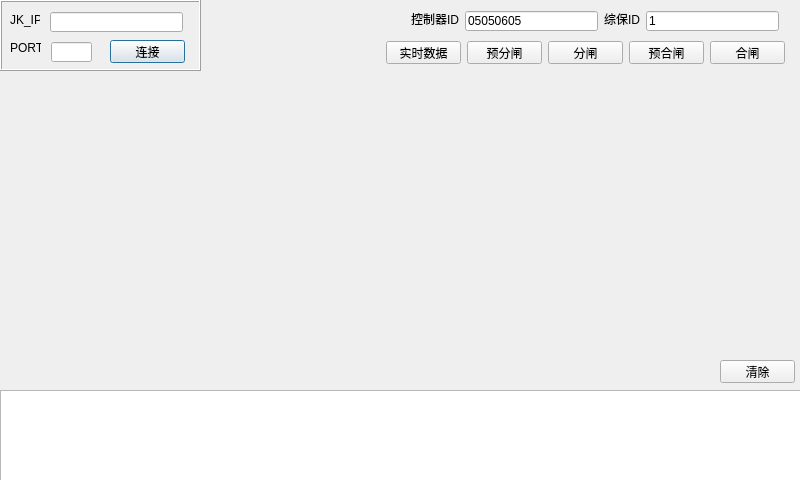
Above: main.ui from Gyroxp/cq1504_pc_can_py before the change. Below: the same form after it.
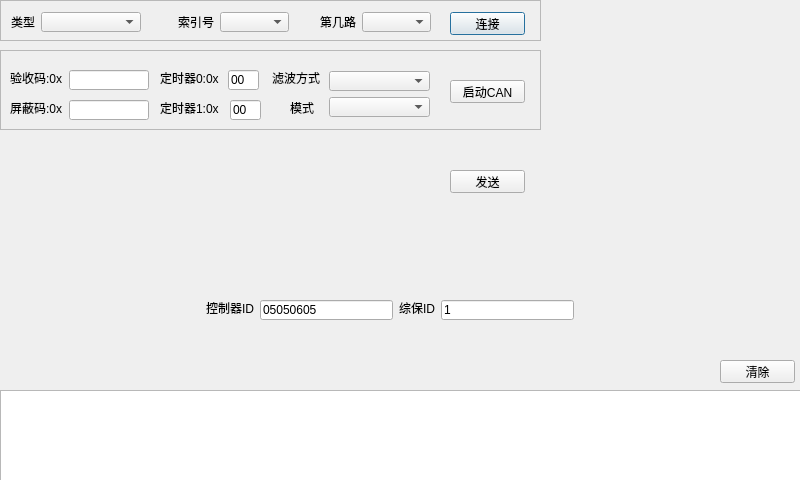
That is the form after the change.

```diff
--- a/main.ui
+++ b/main.ui
@@ -13,78 +13,95 @@
   <property name="windowTitle">
    <string>CQ1504_PC</string>
   </property>
-  <widget class="QLineEdit" name="lineEdit_IP">
-   <property name="geometry">
-    <rect>
-     <x>50</x>
-     <y>12</y>
-     <width>133</width>
-     <height>20</height>
-    </rect>
-   </property>
-   <property name="text">
-    <string/>
-   </property>
-  </widget>
-  <widget class="QLabel" name="label">
-   <property name="geometry">
-    <rect>
-     <x>10</x>
-     <y>12</y>
-     <width>30</width>
-     <height>16</height>
-    </rect>
-   </property>
-   <property name="text">
-    <string>JK_IP</string>
-   </property>
-  </widget>
   <widget class="QFrame" name="frame">
    <property name="geometry">
     <rect>
      <x>0</x>
      <y>0</y>
-     <width>201</width>
-     <height>71</height>
+     <width>541</width>
+     <height>41</height>
     </rect>
    </property>
    <property name="frameShape">
-    <enum>QFrame::Box</enum>
+    <enum>QFrame::StyledPanel</enum>
    </property>
    <property name="frameShadow">
-    <enum>QFrame::Raised</enum>
+    <enum>QFrame::Plain</enum>
    </property>
    <widget class="QLabel" name="label_2">
     <property name="geometry">
      <rect>
-      <x>10</x>
-      <y>40</y>
-      <width>31</width>
+      <x>178</x>
+      <y>14</y>
+      <width>36</width>
       <height>16</height>
      </rect>
     </property>
     <property name="text">
-     <string>PORT</string>
+     <string>索引号</string>
     </property>
    </widget>
-   <widget class="QLineEdit" name="lineEdit_port">
+   <widget class="QLabel" name="label">
     <property name="geometry">
      <rect>
-      <x>51</x>
-      <y>42</y>
-      <width>41</width>
+      <x>11</x>
+      <y>14</y>
+      <width>24</width>
+      <height>16</height>
+     </rect>
+    </property>
+    <property name="text">
+     <string>类型</string>
+    </property>
+   </widget>
+   <widget class="QComboBox" name="cmb_devType">
+    <property name="geometry">
+     <rect>
+      <x>41</x>
+      <y>12</y>
+      <width>100</width>
       <height>20</height>
      </rect>
     </property>
+   </widget>
+   <widget class="QComboBox" name="cmb_devIndex">
+    <property name="geometry">
+     <rect>
+      <x>220</x>
+      <y>12</y>
+      <width>69</width>
+      <height>20</height>
+     </rect>
+    </property>
+   </widget>
+   <widget class="QLabel" name="label_5">
+    <property name="geometry">
+     <rect>
+      <x>320</x>
+      <y>14</y>
+      <width>36</width>
+      <height>16</height>
+     </rect>
+    </property>
     <property name="text">
-     <string/>
+     <string>第几路</string>
+    </property>
+   </widget>
+   <widget class="QComboBox" name="cmb_Chn">
+    <property name="geometry">
+     <rect>
+      <x>362</x>
+      <y>12</y>
+      <width>69</width>
+      <height>20</height>
+     </rect>
     </property>
    </widget>
    <widget class="QPushButton" name="pushBtn_connect">
     <property name="geometry">
      <rect>
-      <x>110</x>
-      <y>40</y>
+      <x>450</x>
+      <y>12</y>
       <width>75</width>
       <height>23</height>
      </rect>
@@ -97,8 +114,8 @@
   <widget class="QLabel" name="label_3">
    <property name="geometry">
     <rect>
-     <x>411</x>
-     <y>11</y>
+     <x>206</x>
+     <y>300</y>
      <width>48</width>
      <height>16</height>
     </rect>
@@ -110,8 +127,8 @@
   <widget class="QLabel" name="label_4">
    <property name="geometry">
     <rect>
-     <x>604</x>
-     <y>11</y>
+     <x>399</x>
+     <y>300</y>
      <width>36</width>
      <height>16</height>
     </rect>
@@ -123,8 +140,8 @@
   <widget class="QLineEdit" name="lineEdit_GPID">
    <property name="geometry">
     <rect>
-     <x>646</x>
-     <y>11</y>
+     <x>441</x>
+     <y>300</y>
      <width>133</width>
      <height>20</height>
     </rect>
@@ -143,74 +160,11 @@
     </rect>
    </property>
   </widget>
-  <widget class="QPushButton" name="pushBtn_PreSwOff">
-   <property name="geometry">
-    <rect>
-     <x>467</x>
-     <y>41</y>
-     <width>75</width>
-     <height>23</height>
-    </rect>
-   </property>
-   <property name="text">
-    <string>预分闸</string>
-   </property>
-  </widget>
-  <widget class="QPushButton" name="pushBtn_ExecSwOff">
-   <property name="geometry">
-    <rect>
-     <x>548</x>
-     <y>41</y>
-     <width>75</width>
-     <height>23</height>
-    </rect>
-   </property>
-   <property name="text">
-    <string>分闸</string>
-   </property>
-  </widget>
-  <widget class="QPushButton" name="pushBtn_PreSwOn">
-   <property name="geometry">
-    <rect>
-     <x>629</x>
-     <y>41</y>
-     <width>75</width>
-     <height>23</height>
-    </rect>
-   </property>
-   <property name="text">
-    <string>预合闸</string>
-   </property>
-  </widget>
-  <widget class="QPushButton" name="pushBtn_ExecSwOn">
-   <property name="geometry">
-    <rect>
-     <x>710</x>
-     <y>41</y>
-     <width>75</width>
-     <height>23</height>
-    </rect>
-   </property>
-   <property name="text">
-    <string>合闸</string>
-   </property>
-  </widget>
-  <widget class="QWidget" name="layoutWidget">
-   <property name="geometry">
-    <rect>
-     <x>0</x>
-     <y>0</y>
-     <width>2</width>
-     <height>2</height>
-    </rect>
-   </property>
-   <layout class="QGridLayout" name="gridLayout"/>
-  </widget>
   <widget class="QLineEdit" name="lineEdit_TCID">
    <property name="geometry">
     <rect>
-     <x>465</x>
-     <y>11</y>
+     <x>260</x>
+     <y>300</y>
      <width>133</width>
      <height>20</height>
     </rect>
@@ -219,19 +173,6 @@
     <string>05050605</string>
    </property>
   </widget>
-  <widget class="QPushButton" name="pushBtn_getRealData">
-   <property name="geometry">
-    <rect>
-     <x>386</x>
-     <y>41</y>
-     <width>75</width>
-     <height>23</height>
-    </rect>
-   </property>
-   <property name="text">
-    <string>实时数据</string>
-   </property>
-  </widget>
   <widget class="QPushButton" name="pushBtn_clrStatus">
    <property name="geometry">
     <rect>
@@ -245,7 +186,202 @@
     <string>清除</string>
    </property>
   </widget>
-  <zorder>layoutWidget</zorder>
+  <widget class="QLineEdit" name="lineEdit_AccCode">
+   <property name="geometry">
+    <rect>
+     <x>69</x>
+     <y>70</y>
+     <width>80</width>
+     <height>20</height>
+    </rect>
+   </property>
+   <property name="text">
+    <string/>
+   </property>
+  </widget>
+  <widget class="QLabel" name="label_6">
+   <property name="geometry">
+    <rect>
+     <x>10</x>
+     <y>70</y>
+     <width>54</width>
+     <height>16</height>
+    </rect>
+   </property>
+   <property name="text">
+    <string>验收码:0x</string>
+   </property>
+  </widget>
+  <widget class="QLineEdit" name="lineEdit_AccMask">
+   <property name="geometry">
+    <rect>
+     <x>69</x>
+     <y>100</y>
+     <width>80</width>
+     <height>20</height>
+    </rect>
+   </property>
+   <property name="text">
+    <string/>
+   </property>
+  </widget>
+  <widget class="QLabel" name="label_7">
+   <property name="geometry">
+    <rect>
+     <x>10</x>
+     <y>100</y>
+     <width>54</width>
+     <height>16</height>
+    </rect>
+   </property>
+   <property name="text">
+    <string>屏蔽码:0x</string>
+   </property>
+  </widget>
+  <widget class="QLineEdit" name="lineEdit_Time0">
+   <property name="geometry">
+    <rect>
+     <x>228</x>
+     <y>70</y>
+     <width>31</width>
+     <height>20</height>
+    </rect>
+   </property>
+   <property name="text">
+    <string>00</string>
+   </property>
+  </widget>
+  <widget class="QLabel" name="label_8">
+   <property name="geometry">
+    <rect>
+     <x>160</x>
+     <y>70</y>
+     <width>60</width>
+     <height>16</height>
+    </rect>
+   </property>
+   <property name="text">
+    <string>定时器0:0x</string>
+   </property>
+  </widget>
+  <widget class="QLabel" name="label_9">
+   <property name="geometry">
+    <rect>
+     <x>160</x>
+     <y>100</y>
+     <width>60</width>
+     <height>16</height>
+    </rect>
+   </property>
+   <property name="text">
+    <string>定时器1:0x</string>
+   </property>
+  </widget>
+  <widget class="QLineEdit" name="lineEdit_Time1">
+   <property name="geometry">
+    <rect>
+     <x>230</x>
+     <y>100</y>
+     <width>31</width>
+     <height>20</height>
+    </rect>
+   </property>
+   <property name="text">
+    <string>00</string>
+   </property>
+  </widget>
+  <widget class="QLabel" name="label_10">
+   <property name="geometry">
+    <rect>
+     <x>272</x>
+     <y>70</y>
+     <width>48</width>
+     <height>16</height>
+    </rect>
+   </property>
+   <property name="text">
+    <string>滤波方式</string>
+   </property>
+  </widget>
+  <widget class="QLabel" name="label_11">
+   <property name="geometry">
+    <rect>
+     <x>290</x>
+     <y>100</y>
+     <width>24</width>
+     <height>16</height>
+    </rect>
+   </property>
+   <property name="text">
+    <string>模式</string>
+   </property>
+  </widget>
+  <widget class="QComboBox" name="cmb_Filter">
+   <property name="geometry">
+    <rect>
+     <x>329</x>
+     <y>71</y>
+     <width>101</width>
+     <height>20</height>
+    </rect>
+   </property>
+  </widget>
+  <widget class="QComboBox" name="cmb_Mode">
+   <property name="geometry">
+    <rect>
+     <x>329</x>
+     <y>97</y>
+     <width>101</width>
+     <height>20</height>
+    </rect>
+   </property>
+  </widget>
+  <widget class="QPushButton" name="pushBtn_startCAN">
+   <property name="geometry">
+    <rect>
+     <x>450</x>
+     <y>80</y>
+     <width>75</width>
+     <height>23</height>
+    </rect>
+   </property>
+   <property name="text">
+    <string>启动CAN</string>
+   </property>
+  </widget>
+  <widget class="QFrame" name="frame_3">
+   <property name="geometry">
+    <rect>
+     <x>0</x>
+     <y>50</y>
+     <width>541</width>
+     <height>80</height>
+    </rect>
+   </property>
+   <property name="frameShape">
+    <enum>QFrame::StyledPanel</enum>
+   </property>
+   <property name="frameShadow">
+    <enum>QFrame::Plain</enum>
+   </property>
+   <property name="lineWidth">
+    <number>1</number>
+   </property>
+  </widget>
+  <widget class="QPushButton" name="pushBtn_txdata">
+   <property name="geometry">
+    <rect>
+     <x>450</x>
+     <y>170</y>
+     <width>75</width>
+     <height>23</height>
+    </rect>
+   </property>
+   <property name="text">
+    <string>发送</string>
+   </property>
+  </widget>
+  <zorder>frame_3</zorder>
   <zorder>frame</zorder>
   <zorder>lineEdit_IP</zorder>
   <zorder>label</zorder>
```
Left out of the diff: 26 changed lines with no effect on the pictures.
